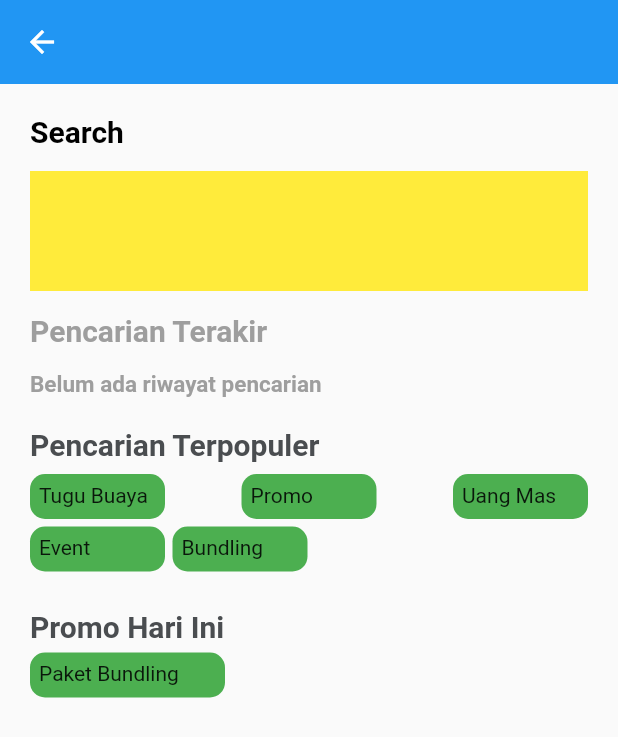
After one commit to RonwasHere/new_lapis_legit, a Flutter app: the SearchPage screen opened by its route, on a phone screen of 412 x 824 dp. The commit adds this screen. Shown: the top 737 px of the screen. Run offline on Flutter 3.47's test engine with Material 2 defaults, Android fonts, the light colour scheme and no system bars.

Commit message:
feat = hlmn search.dart selesai design, tinggal percantik lagi

```diff
--- a/lib/main.dart
+++ b/lib/main.dart
@@ -1,5 +1,6 @@
 import 'package:flutter/material.dart';
 import 'package:new_lapis_legit/notification.dart';
+import 'package:new_lapis_legit/search.dart';
 
 void main() {
   runApp(const MyApp());
@@ -15,6 +16,7 @@ class MyApp extends StatelessWidget {
       debugShowCheckedModeBanner: false,
       routes: {
         '/':(context) => const NotificationPage(),
+        '/search':(context) => const SearchPage(),
       },
     );
   }
--- a/lib/notification.dart
+++ b/lib/notification.dart
@@ -54,6 +54,11 @@ class NotificationPage extends StatelessWidget {
           ),
         ],
       ),
+      floatingActionButton: FloatingActionButton(
+        child: Icon(Icons.add),
+        onPressed: () {
+        Navigator.pushNamed(context, '/search');
+      }),
     );
   }
 }
--- /dev/null
+++ b/lib/search.dart
@@ -0,0 +1,175 @@
+import 'package:flutter/material.dart';
+
+class SearchPage extends StatelessWidget {
+  const SearchPage({super.key});
+
+  @override
+  Widget build(BuildContext context) {
+    return Scaffold(
+      appBar: AppBar(
+        elevation: 0,
+      ),
+      body: Padding(
+        padding: const EdgeInsets.only(left: 20.0, top: 20, right: 20),
+        child: Column(
+          crossAxisAlignment: CrossAxisAlignment.start,
+          children: [
+            Text(
+              'Search',
+              style: TextStyle(
+                fontWeight: FontWeight.bold,
+                fontSize: 20,
+                color: Colors.black,
+              ),
+            ),
+            SizedBox(height: 15),
+            Container(
+              height: 80,
+              width: MediaQuery.of(context).size.width,
+              color: Colors.yellow,
+            ),
+            SizedBox(height: 15),
+            Text(
+              'Pencarian Terakir',
+              style: TextStyle(
+                fontWeight: FontWeight.bold,
+                fontSize: 20,
+                color: Colors.grey,
+              ),
+            ),
+            SizedBox(height: 15),
+            Text(
+              'Belum ada riwayat pencarian ',
+              style: TextStyle(
+                fontWeight: FontWeight.bold,
+                fontSize: 15,
+                color: Colors.grey,
+              ),
+            ),
+            SizedBox(height: 20),
+            Text(
+              'Pencarian Terpopuler',
+              style: TextStyle(
+                fontWeight: FontWeight.bold,
+                fontSize: 20,
+                color: Color(0xff4a4d50),
+              ),
+            ),
+            SizedBox(height: 8),
+            Row(
+              // mainAxisAlignment: MainAxisAlignment.spaceBetween,
+              children: [
+                Container(
+                  width: 90,
+                  height: 30,
+                  decoration: BoxDecoration(
+                    borderRadius: BorderRadius.circular(10),
+                    color: Colors.green,
+                  ),
+                  child: Padding(
+                    padding: const EdgeInsets.all(6.0),
+                    child: Text(
+                      'Tugu Buaya',
+                    ),
+                  ),
+                ),
+                Spacer(),
+                Container(
+                  width: 90,
+                  height: 30,
+                  decoration: BoxDecoration(
+                    borderRadius: BorderRadius.circular(10),
+                    color: Colors.green,
+                  ),
+                  child: Padding(
+                    padding: const EdgeInsets.all(6.0),
+                    child: Text(
+                      'Promo',
+                    ),
+                  ),
+                ),
+                Spacer(),
+                Container(
+                  width: 90,
+                  height: 30,
+                  decoration: BoxDecoration(
+                    borderRadius: BorderRadius.circular(10),
+                    color: Colors.green,
+                  ),
+                  child: Padding(
+                    padding: const EdgeInsets.all(6.0),
+                    child: Text(
+                      'Uang Mas',
+                    ),
+                  ),
+                ),
+              ],
+            ),
+            SizedBox(height: 5),
+            Row(
+              children: [
+                Container(
+                  width: 90,
+                  height: 30,
+                  decoration: BoxDecoration(
+                    borderRadius: BorderRadius.circular(10),
+                    color: Colors.green,
+                  ),
+                  child: Padding(
+                    padding: const EdgeInsets.all(6.0),
+                    child: Text(
+                      'Event ',
+                    ),
+                  ),
+                ),
+                SizedBox(width: 5),
+                Container(
+                  width: 90,
+                  height: 30,
+                  decoration: BoxDecoration(
+                    borderRadius: BorderRadius.circular(10),
+                    color: Colors.green,
+                  ),
+                  child: Padding(
+                    padding: const EdgeInsets.all(6.0),
+                    child: Text(
+                      'Bundling ',
+                    ),
+                  ),
+                ),
+              ],
+            ),
+            SizedBox(height: 25),
+            Text(
+              'Promo Hari Ini',
+              style: TextStyle(
+                fontWeight: FontWeight.bold,
+                fontSize: 20,
+                color: Color(0xff4a4d50),
+              ),
+            ),
+            SizedBox(height: 6),
+            Row(
+              children: [
+                Container(
+                  width: 130,
+                  height: 30,
+                  decoration: BoxDecoration(
+                    borderRadius: BorderRadius.circular(10),
+                    color: Colors.green,
+                  ),
+                  child: Padding(
+                    padding: const EdgeInsets.all(6.0),
+                    child: Text(
+                      'Paket Bundling ',
+                    ),
+                  ),
+                ),
+              ],
+            ),
+          ],
+        ),
+      ),
+    );
+  }
+}
```
